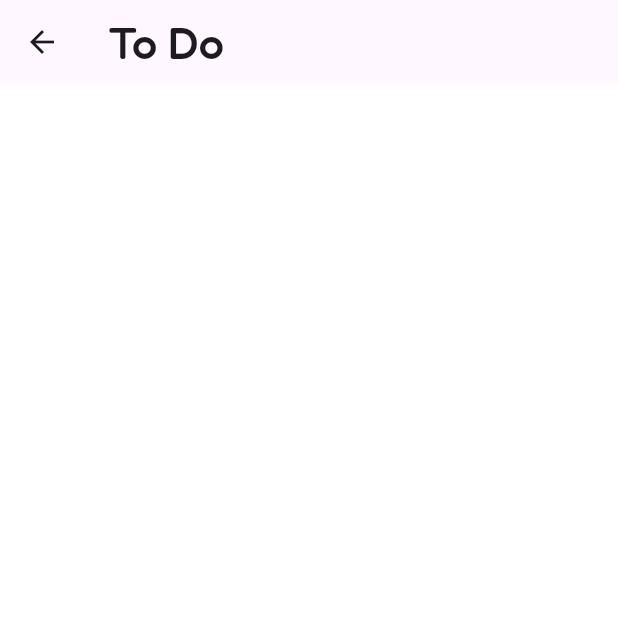
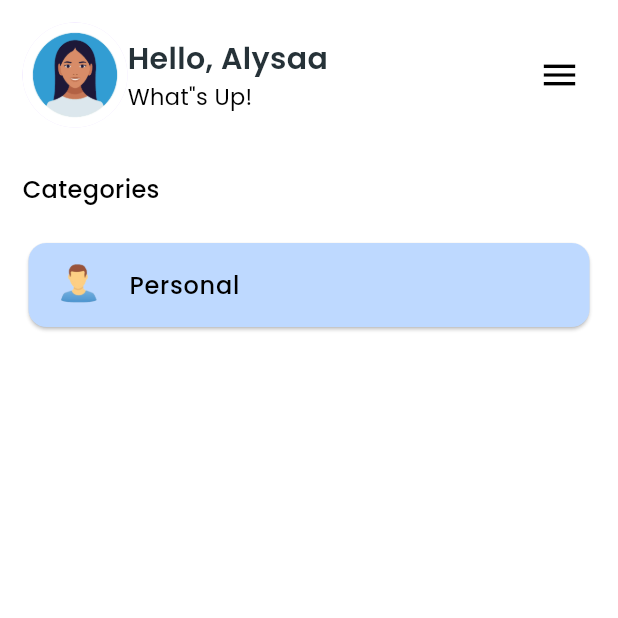
Before and after one commit to Raifa509/Todo_flutter, a Flutter app: the screen it shows after launch, after a tap on "Let's Go", on a phone screen of 412 x 824 dp, the top half of it. Run offline on Flutter 3.47's test engine with Material 3 defaults, Android fonts, the phone set to English and light mode, and no system bars; our stand-ins replace google_fonts.

Commit message:
made one card

```diff
--- a/lib/home.dart
+++ b/lib/home.dart
@@ -8,7 +8,7 @@ class HomePage extends StatelessWidget {
     return Scaffold(
       appBar: AppBar(
         backgroundColor: Color.fromARGB(255, 0, 82, 159),
-        toolbarHeight: 130,
+        toolbarHeight: 135,
         shape: const RoundedRectangleBorder(
             borderRadius: BorderRadius.vertical(bottom: Radius.circular(400))),
       ),
@@ -48,16 +48,16 @@ class HomePage extends StatelessWidget {
                     Navigator.pushNamed(context, '/task');
                   },
                   style: ButtonStyle(
-                      // ignore: deprecated_member_use
-                      shape: MaterialStateProperty.all(RoundedRectangleBorder(
+
+                      shape:WidgetStateProperty.all(RoundedRectangleBorder(
                           borderRadius: BorderRadius.circular(10)))
-                      // ignore: deprecated_member_use
+
                       ,
-                      minimumSize: MaterialStateProperty.all(
+                      minimumSize:WidgetStateProperty.all(
                         const Size(double.infinity, 48),
                       ),
-                      // ignore: deprecated_member_use
-                      backgroundColor: MaterialStateProperty.all(
+
+                      backgroundColor: WidgetStateProperty.all(
                         Color.fromARGB(255, 0, 82, 159),
                       )),
                   child: const Text(
--- a/lib/task.dart
+++ b/lib/task.dart
@@ -1,4 +1,5 @@
 import 'package:flutter/material.dart';
+import 'package:google_fonts/google_fonts.dart';
 
 class TaskPage extends StatefulWidget {
   const TaskPage({super.key});
@@ -11,8 +12,91 @@ class _TaskPageState extends State<TaskPage> {
   @override
   Widget build(BuildContext context) {
     return Scaffold(
-      appBar: AppBar(
-        title: const Text('To Do'),
+      body: SafeArea(
+        child: Padding(
+          padding: const EdgeInsets.all(15.0),
+          child: Column(
+            children: [
+              Row(
+                children: [
+                  CircleAvatar(
+                    radius: 35,
+                    child: ClipOval(
+                      child: Image.asset(
+                        'assets/download.png',
+                        width: 70,
+                        height: 70,
+                        fit: BoxFit.cover,
+                      ),
+                    ),
+                  ),
+                  Expanded(
+                    child: Column(
+                      crossAxisAlignment: CrossAxisAlignment.start,
+                      children: [
+                        Text(
+                          'Hello, Alysaa',
+                          style: GoogleFonts.poppins(
+                              fontSize: 20, fontWeight: FontWeight.w600),
+                        ),
+                        Text(
+                          'What"s Up!',
+                          style: GoogleFonts.poppins(
+                              fontSize: 15, color: Colors.black),
+                        )
+                      ],
+                    ),
+                  ),
+                  IconButton(
+                    onPressed: () {},
+                    icon: const Icon(Icons.menu),
+                    iconSize: 28,
+                    color: Colors.black,
+                  )
+                ],
+              ),
+              const SizedBox(height: 30),
+              Align(
+                alignment: Alignment.centerLeft,
+                child: Text(
+                  'Categories',
+                  style: GoogleFonts.poppins(
+                      fontSize: 16,
+                      color: Colors.black,
+                      fontWeight: FontWeight.w500),
+                ),
+              ),
+              const SizedBox(height: 20),
+              Expanded(
+                child: ListView(
+                  children: [
+                    Card(
+                      color: const Color.fromARGB(255, 190, 217, 255),
+                      child: Column(
+                        children: [
+                          ListTile(
+                            title: Text(
+                              'Personal',
+                              style: GoogleFonts.poppins(
+                                  color: Colors.black,
+                                  fontWeight: FontWeight.w500),
+                            ),
+                            leading: Image.asset(
+                              'assets/personal.png',
+                              width: 35,
+                              height: 35,
+                            ),
+                            onTap: () {},
+                          )
+                        ],
+                      ),
+                    )
+                  ],
+                ),
+              )
+            ],
+          ),
+        ),
       ),
     );
   }
```
Also changed, not shown: assets/download.png (added), assets/personal.png (added), assets/pic.png (added).
